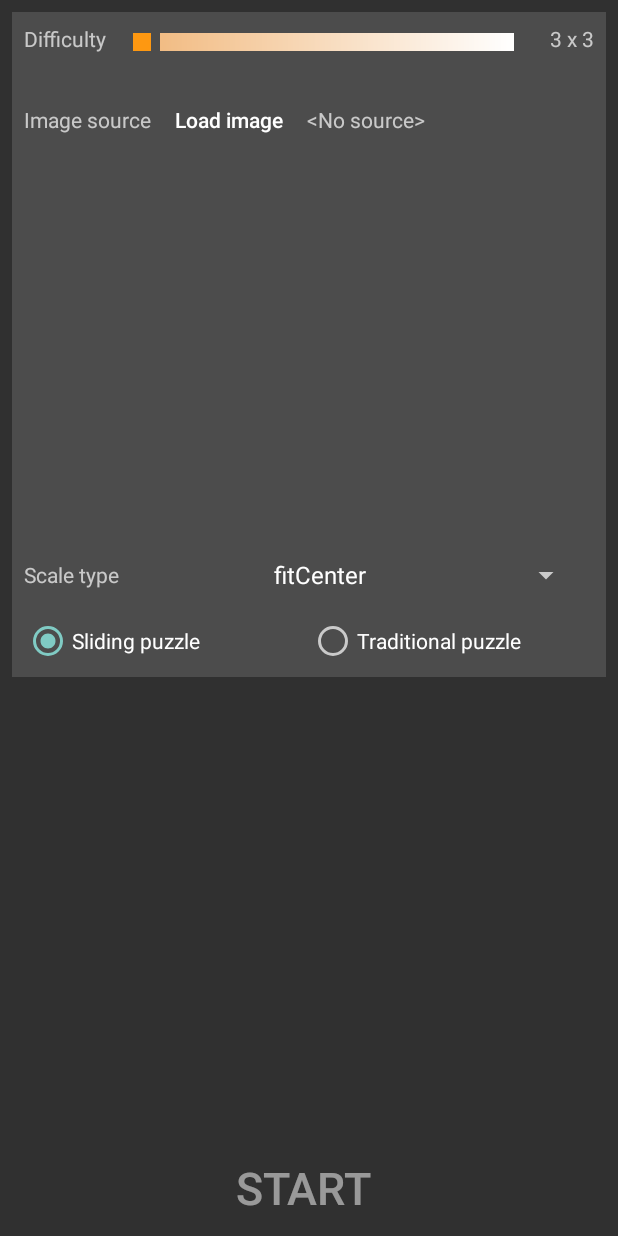
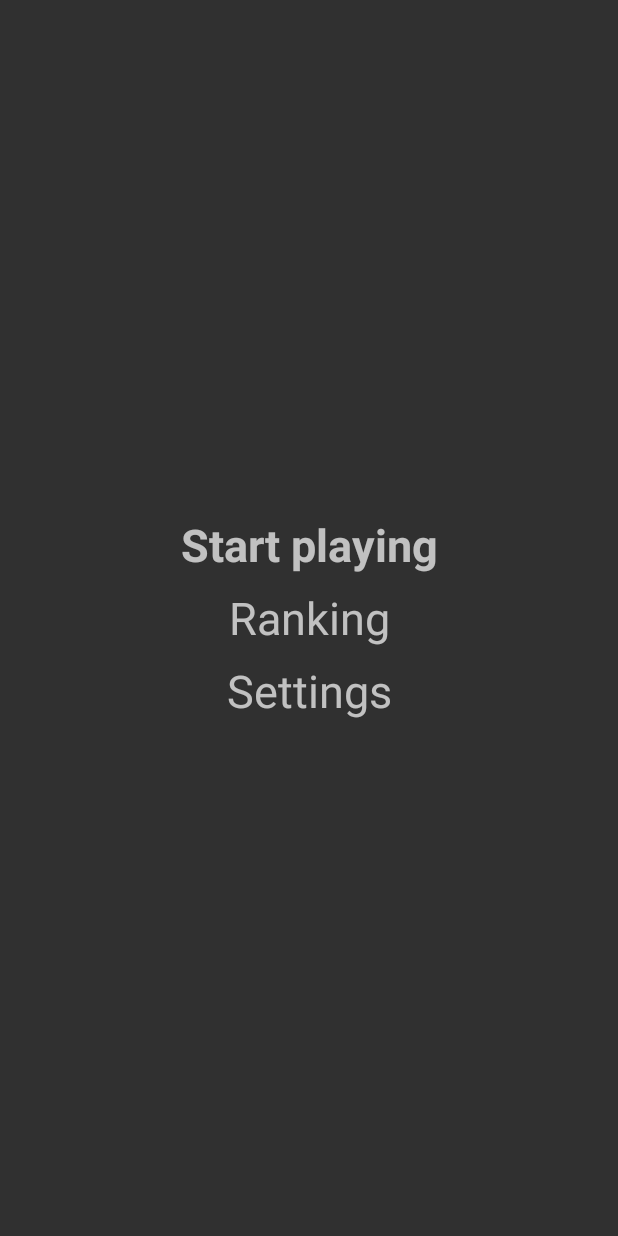
Before and after one commit to Rekkursion/Android-Puzzle-Game, an Android app: the screen it shows after launch (LevelSelectActivity before the commit, MenuActivity after it), after a tap on "START", on a phone screen of 412 x 824 dp. Run offline under Robolectric (Android 15) with nearby library versions, the phone set to English and light mode, and no system bars.

Commit message:
add menu-activity and create options anim

```diff
--- a/app/src/main/AndroidManifest.xml
+++ b/app/src/main/AndroidManifest.xml
@@ -12,6 +12,7 @@
         android:roundIcon="@drawable/ic_info_outline_orange_24dp"
         android:supportsRtl="true"
         android:theme="@style/Theme.AppCompat.NoActionBar">
+        <activity android:name=".MenuActivity"></activity>
         <activity
             android:name=".RankingActivity"
             android:screenOrientation="portrait" />
--- a/app/src/main/java/com/rekkursion/puzzlegame/MainActivity.java
+++ b/app/src/main/java/com/rekkursion/puzzlegame/MainActivity.java
@@ -1,6 +1,5 @@
 package com.rekkursion.puzzlegame;
 
-import androidx.annotation.NonNull;
 import androidx.appcompat.app.AppCompatActivity;
 
 import android.Manifest;
@@ -8,7 +7,6 @@ import android.content.Context;
 import android.content.Intent;
 import android.content.pm.PackageManager;
 import android.os.Bundle;
-import android.util.Log;
 import android.view.animation.Animation;
 import android.view.animation.AnimationSet;
 import android.view.animation.AnimationUtils;
@@ -21,8 +19,8 @@ import android.widget.ImageView;
 public class MainActivity extends AppCompatActivity {
     private final int REQ_CODE_PERMISSION_VIBRATE = 128128;
 
-    private Button btnStartAtMenu;
-    private Button btnStartShadowAtMenu;
+    private Button btnStartAtMainActivity;
+    private Button btnStartShadowAtMainActivity;
     private ImageView imgvPuzzleGameTitleAtMainActivity;
 
     private Animation animScaleLittleWithBouncing;
@@ -42,17 +40,16 @@ public class MainActivity extends AppCompatActivity {
         initViews();
 
         // add the animation set to the button shadow
-        btnStartShadowAtMenu.startAnimation(getShadowEffectAnimationSet(MainActivity.this));
+        btnStartShadowAtMainActivity.startAnimation(getShadowEffectAnimationSet(MainActivity.this));
     }
 
     private void initViews() {
-        btnStartAtMenu = findViewById(R.id.btn_start_at_menu);
-        btnStartShadowAtMenu = findViewById(R.id.btn_start_shadow_at_menu);
+        btnStartAtMainActivity = findViewById(R.id.btn_start_at_main_activity);
+        btnStartShadowAtMainActivity = findViewById(R.id.btn_start_shadow_at_main_activity);
         imgvPuzzleGameTitleAtMainActivity = findViewById(R.id.imgv_puzzle_game_title_at_main_activity);
 
-        btnStartAtMenu.setOnClickListener(view -> {
-            Intent toLevelSelectActivityIntent = new Intent(MainActivity.this, LevelSelectActivity.class);
-            startActivity(toLevelSelectActivityIntent);
+        btnStartAtMainActivity.setOnClickListener(view -> {
+            goToMenuActivity();
         });
 
         // set on-click-listener for animations
@@ -95,4 +92,11 @@ public class MainActivity extends AppCompatActivity {
 
         return animSetShadowEffect;
     }
+
+    private void goToMenuActivity() {
+//        Intent toLevelSelectActivityIntent = new Intent(MainActivity.this, LevelSelectActivity.class);
+//        startActivity(toLevelSelectActivityIntent);
+        Intent toMenuActivityIntent = new Intent(MainActivity.this, MenuActivity.class);
+        startActivity(toMenuActivityIntent);
+    }
 }
--- /dev/null
+++ b/app/src/main/java/com/rekkursion/puzzlegame/MenuActivity.java
@@ -0,0 +1,59 @@
+package com.rekkursion.puzzlegame;
+
+import androidx.appcompat.app.AppCompatActivity;
+
+import android.animation.ArgbEvaluator;
+import android.animation.ValueAnimator;
+import android.os.Bundle;
+import android.util.Log;
+import android.view.MotionEvent;
+import android.view.View;
+import android.view.animation.Animation;
+import android.view.animation.AnimationUtils;
+import android.view.animation.LinearInterpolator;
+import android.view.animation.ScaleAnimation;
+import android.widget.TextView;
+
+import org.w3c.dom.Text;
+
+public class MenuActivity extends AppCompatActivity {
+    private TextView txtvPlayOption;
+    private TextView txtvRankingOption;
+    private TextView txtvSettingsOption;
+
+    private View.OnTouchListener menuOptionsOnTouchListener = (view, motionEvent) -> {
+        switch (motionEvent.getAction()) {
+            case MotionEvent.ACTION_DOWN:
+                Animation animOptionPressed = AnimationUtils.loadAnimation(MenuActivity.this, R.anim.scale_animation_view_pressed);
+                animOptionPressed.setFillAfter(true);
+                view.startAnimation(animOptionPressed);
+                return true;
+
+            case MotionEvent.ACTION_UP:
+                Animation animOptionUnpressed = AnimationUtils.loadAnimation(MenuActivity.this, R.anim.scale_animation_view_unpressed);
+                animOptionUnpressed.setFillAfter(true);
+                view.startAnimation(animOptionUnpressed);
+                return true;
+
+            default: return true;
+        }
+    };
+
+    @Override
+    protected void onCreate(Bundle savedInstanceState) {
+        super.onCreate(savedInstanceState);
+        setContentView(R.layout.activity_menu);
+
+        initViews();
+    }
+
+    private void initViews() {
+        txtvPlayOption = findViewById(R.id.txtv_play_option_at_menu_activity);
+        txtvRankingOption = findViewById(R.id.txtv_ranking_option_at_menu_activity);
+        txtvSettingsOption = findViewById(R.id.txtv_settings_option_at_menu_activity);
+
+        txtvPlayOption.setOnTouchListener(menuOptionsOnTouchListener);
+        txtvRankingOption.setOnTouchListener(menuOptionsOnTouchListener);
+        txtvSettingsOption.setOnTouchListener(menuOptionsOnTouchListener);
+    }
+}
--- a/app/src/main/java/com/rekkursion/puzzlegame/RankingActivity.java
+++ b/app/src/main/java/com/rekkursion/puzzlegame/RankingActivity.java
@@ -4,7 +4,6 @@ import androidx.appcompat.app.AppCompatActivity;
 import androidx.viewpager.widget.ViewPager;
 
 import android.os.Bundle;
-import android.view.View;
 
 import com.google.android.material.tabs.TabLayout;
 
--- a/app/src/main/java/com/rekkursion/puzzlegame/SQLiteDatabaseHelper.java
+++ b/app/src/main/java/com/rekkursion/puzzlegame/SQLiteDatabaseHelper.java
@@ -78,7 +78,6 @@ public class SQLiteDatabaseHelper extends SQLiteOpenHelper {
         return readDataHelper(sqlQueryString);
     }
 
-    // TODO: no tested
     // delete
     public void deleteData(RankingRecordItemModel rr) {
         final SQLiteDatabase db = getWritableDatabase();
--- /dev/null
+++ b/app/src/main/res/anim/scale_animation_view_pressed.xml
@@ -0,0 +1,14 @@
+<?xml version="1.0" encoding="utf-8"?>
+<set xmlns:android="http://schemas.android.com/apk/res/android">
+    <scale
+        android:pivotX="50%"
+        android:pivotY="50%"
+        android:fromXScale="1.0"
+        android:fromYScale="1.0"
+        android:toXScale="0.9"
+        android:toYScale="0.9"
+        android:interpolator="@android:anim/linear_interpolator"
+        android:duration="100"
+        android:fillAfter="true"
+        android:fillEnabled="true" />
+</set>
--- /dev/null
+++ b/app/src/main/res/anim/scale_animation_view_unpressed.xml
@@ -0,0 +1,14 @@
+<?xml version="1.0" encoding="utf-8"?>
+<set xmlns:android="http://schemas.android.com/apk/res/android">
+    <scale
+        android:pivotX="50%"
+        android:pivotY="50%"
+        android:fromXScale="0.9"
+        android:fromYScale="0.9"
+        android:toXScale="1.0"
+        android:toYScale="1.0"
+        android:interpolator="@android:anim/linear_interpolator"
+        android:duration="100"
+        android:fillAfter="true"
+        android:fillEnabled="true" />
+</set>
--- a/app/src/main/res/layout/activity_main.xml
+++ b/app/src/main/res/layout/activity_main.xml
@@ -18,22 +18,22 @@
         android:layout_width="match_parent"
         android:layout_height="wrap_content">
         <Button
-            android:id="@+id/btn_start_shadow_at_menu"
+            android:id="@+id/btn_start_shadow_at_main_activity"
             android:layout_margin="@dimen/dim_general_margin"
             android:layout_gravity="center"
             android:clickable="false"
             android:enabled="false"
             android:text="@string/str_start"
-            android:textSize="@dimen/dim_start_at_menu_text_size"
+            android:textSize="@dimen/dim_start_at_main_activity_text_size"
             android:background="?android:attr/selectableItemBackground"
             android:layout_width="match_parent"
             android:layout_height="wrap_content" />
         <Button
-            android:id="@+id/btn_start_at_menu"
+            android:id="@+id/btn_start_at_main_activity"
             android:layout_margin="@dimen/dim_general_margin"
             android:layout_gravity="center"
             android:text="@string/str_start"
-            android:textSize="@dimen/dim_start_at_menu_text_size"
+            android:textSize="@dimen/dim_start_at_main_activity_text_size"
             android:background="?android:attr/selectableItemBackground"
             android:layout_width="match_parent"
             android:layout_height="wrap_content" />
--- /dev/null
+++ b/app/src/main/res/layout/activity_menu.xml
@@ -0,0 +1,35 @@
+<?xml version="1.0" encoding="utf-8"?>
+<LinearLayout xmlns:android="http://schemas.android.com/apk/res/android"
+    xmlns:app="http://schemas.android.com/apk/res-auto"
+    xmlns:tools="http://schemas.android.com/tools"
+    android:orientation="vertical"
+    android:layout_margin="@dimen/dim_general_margin"
+    android:layout_width="match_parent"
+    android:layout_height="match_parent"
+    android:gravity="center"
+    tools:context=".MenuActivity">
+    <TextView
+        android:id="@+id/txtv_play_option_at_menu_activity"
+        android:layout_marginBottom="@dimen/dim_general_margin"
+        android:text="@string/str_play"
+        android:textSize="@dimen/dim_options_at_menu_activity_text_size"
+        android:textStyle="bold"
+        android:gravity="center"
+        android:layout_width="match_parent"
+        android:layout_height="wrap_content" />
+    <TextView
+        android:id="@+id/txtv_ranking_option_at_menu_activity"
+        android:layout_marginBottom="@dimen/dim_general_margin"
+        android:text="@string/str_ranking"
+        android:textSize="@dimen/dim_options_at_menu_activity_text_size"
+        android:gravity="center"
+        android:layout_width="match_parent"
+        android:layout_height="wrap_content" />
+    <TextView
+        android:id="@+id/txtv_settings_option_at_menu_activity"
+        android:text="@string/str_settings"
+        android:textSize="@dimen/dim_options_at_menu_activity_text_size"
+        android:gravity="center"
+        android:layout_width="match_parent"
+        android:layout_height="wrap_content" />
+</LinearLayout>
--- a/app/src/main/res/values/dimens.xml
+++ b/app/src/main/res/values/dimens.xml
@@ -1,8 +1,9 @@
 <?xml version="1.0" encoding="utf-8"?>
 <resources>
     <dimen name="dim_general_margin">8dp</dimen>
-    <dimen name="dim_start_at_menu_text_size">60sp</dimen>
+    <dimen name="dim_start_at_main_activity_text_size">60sp</dimen>
     <dimen name="dim_start_at_level_select_activity_text_size">30sp</dimen>
+    <dimen name="dim_options_at_menu_activity_text_size">30sp</dimen>
     <dimen name="dim_preview_selected_image_size">200dp</dimen>
     <dimen name="dim_gaming_image_size">350dp</dimen>
     <dimen name="dim_move_counter_and_ms_timer_text_size">30sp</dimen>
--- a/app/src/main/res/values/strings.xml
+++ b/app/src/main/res/values/strings.xml
@@ -22,4 +22,7 @@
     <string name="str_user_check_before_delete_the_record">Are you sure you want to delete this record?</string>
     <string name="str_user_check_yes">Yes</string>
     <string name="str_user_check_no">No</string>
+    <string name="str_play">Start playing</string>
+    <string name="str_ranking">Ranking</string>
+    <string name="str_settings">Settings</string>
 </resources>
```
